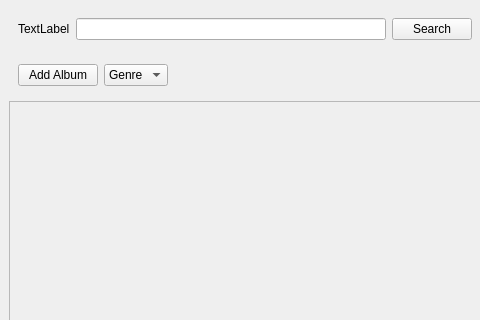
Qt form src/mainwindow.ui (MartvdZalm/TheLastRonin) before a commit; both pictures show x 0 to 480 and y 0 to 320 of the 800 by 600 pixel window.
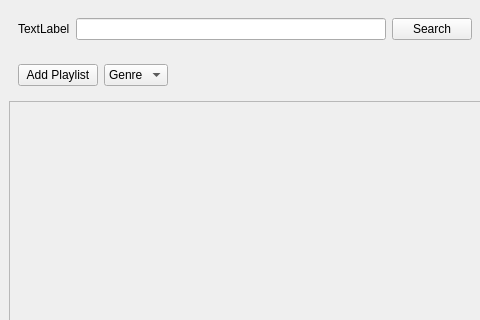
The same form after that commit.

Commit message: Changed album to playlist

What changed in the file:
```diff
--- a/src/mainwindow.ui
+++ b/src/mainwindow.ui
@@ -60,7 +60,7 @@
           <bool>true</bool>
          </property>
          <property name="text">
-          <string>Add Album</string>
+          <string>Add Playlist</string>
          </property>
         </widget>
        </item>
```
Left out of the diff: 8 changed lines with no effect on the pictures. The commit also changes 13 other files.
